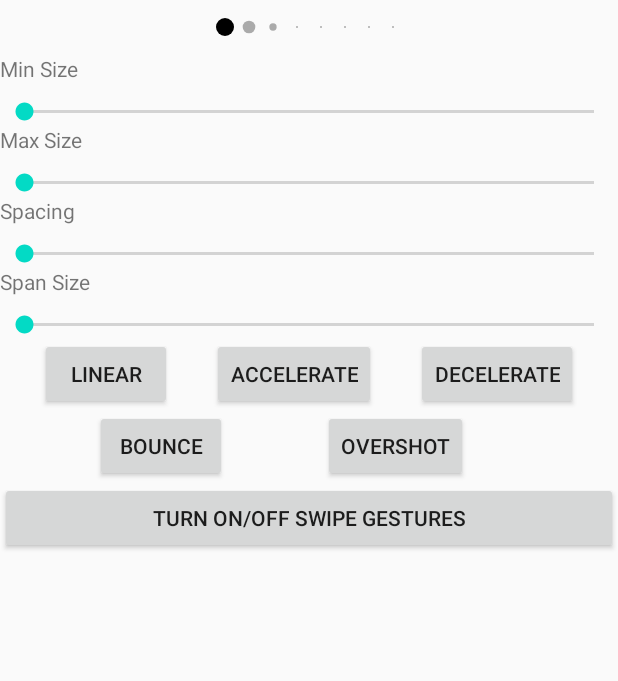
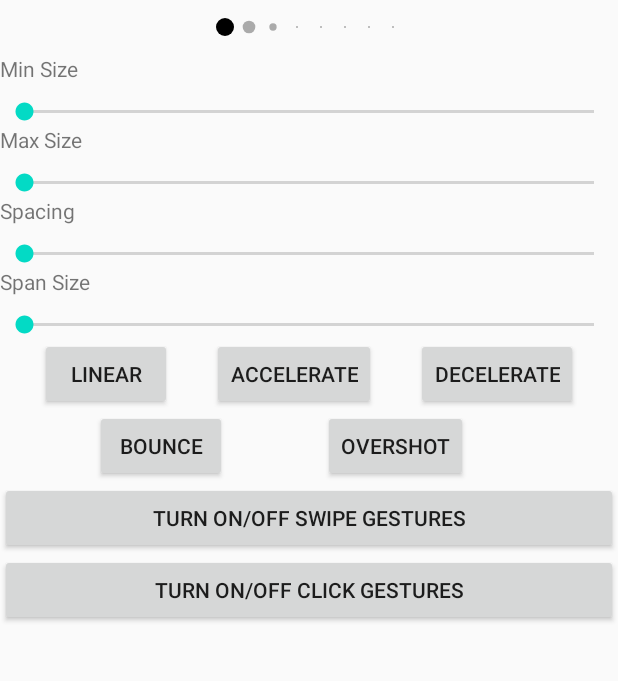
Before and after one commit to GoodRequest/GoodPagerIndicator, an Android app: the screen it shows after launch (MainActivity), on a phone screen of 412 x 824 dp, the part 384-1065 px from its top. Run offline under Robolectric (Android 15) with nearby library versions, the phone set to English and light mode, and no system bars.

Commit message:
Allow click gestures on dots inside indicator

```diff
--- a/app/src/main/java/com/goodrequest/myapplication/MainActivity.kt
+++ b/app/src/main/java/com/goodrequest/myapplication/MainActivity.kt
@@ -62,6 +62,7 @@ class MainActivity : AppCompatActivity() {
         interpolatorBounce.setOnClickListener { indicator.interpolator = BounceInterpolator() }
         interpolatorOvershoot.setOnClickListener { indicator.interpolator = OvershootInterpolator() }
         swipeEnabled.setOnClickListener { indicator.swipeEnabled = !indicator.swipeEnabled }
+        clickEnabled.setOnClickListener { indicator.clickEnabled = !indicator.clickEnabled }
     }
 
     private inner class Adapter(val adapterItems: Array<AdapterItem>) : RecyclerView.Adapter<Adapter.ViewHolder>() {
--- a/app/src/main/res/layout/activity_main.xml
+++ b/app/src/main/res/layout/activity_main.xml
@@ -152,6 +152,13 @@
                 android:layout_width="match_parent"
                 android:text="Turn on/off swipe gestures"
                 android:layout_height="wrap_content"/>
+
+            <Button
+                android:id="@+id/clickEnabled"
+                app:layout_constraintTop_toBottomOf="@+id/swipeEnabled"
+                android:layout_width="match_parent"
+                android:text="Turn on/off click gestures"
+                android:layout_height="wrap_content"/>
         </androidx.constraintlayout.widget.ConstraintLayout>
     </ScrollView>
 
--- a/goodpagerindicator/src/main/res/values/attrs.xml
+++ b/goodpagerindicator/src/main/res/values/attrs.xml
@@ -15,5 +15,6 @@
             <enum name="overshoot" value="4"/>
         </attr>
         <attr name="indicator_swipe_enabled" format="boolean"/>
+        <attr name="indicator_click_enabled" format="boolean"/>
     </declare-styleable>
 </resources>
```
Also changed, not shown: goodpagerindicator/src/main/java/com/goodrequest/GoodPagerIndicator.kt (+8 -8 lines), 1 other file.
